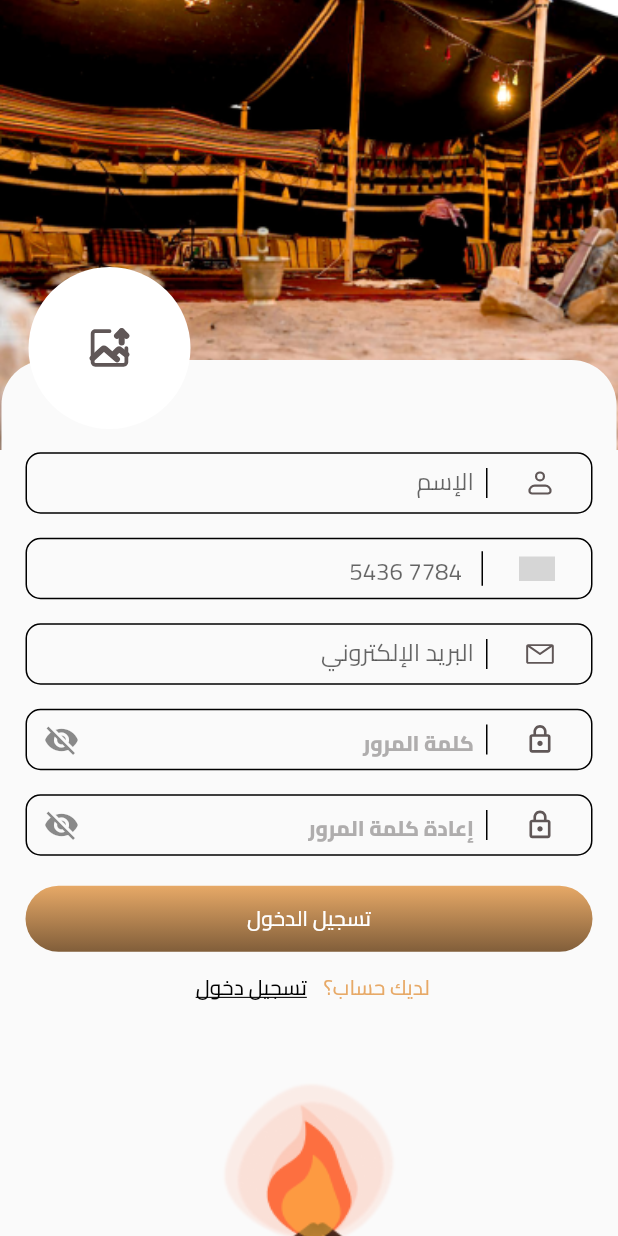
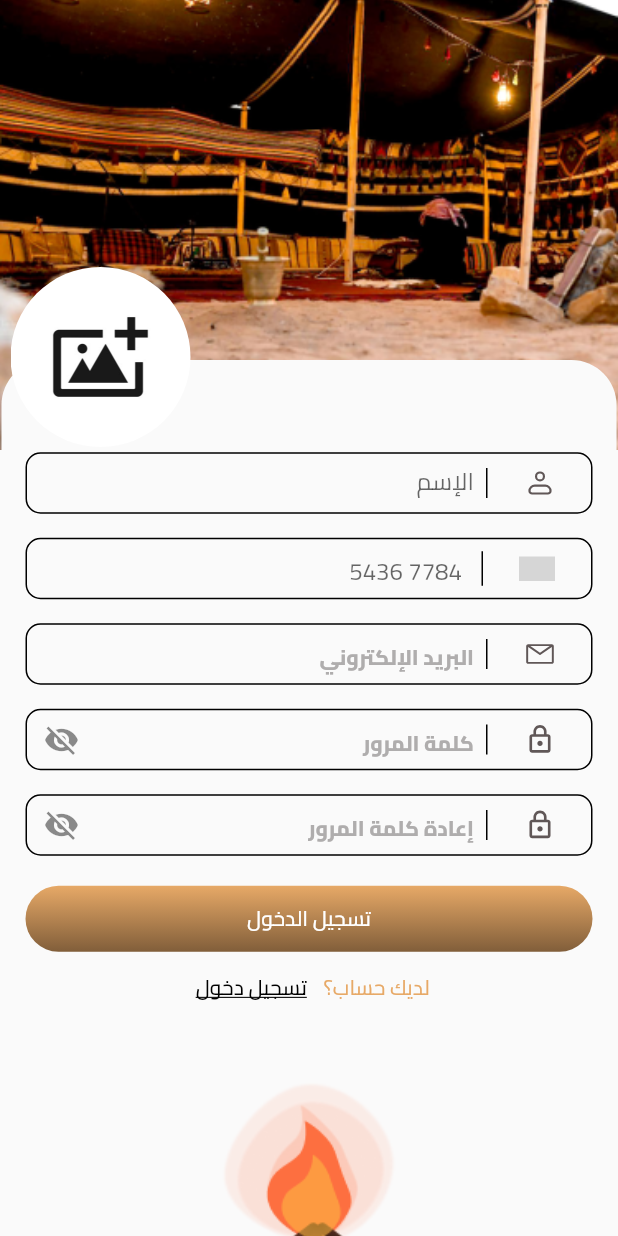
Before and after one commit to HossamBassem/al_anna, a Flutter app: the CreateAccount screen opened directly, on a phone screen of 412 x 824 dp. Run offline on Flutter 3.47's test engine with Material 2 defaults, Android fonts, the phone set to English and light mode, and no system bars; drawn by our look-alikes of country_code_picker; our stand-ins replace flutter_image_slideshow, flutter_svg, image_picker, percent_indicator, pin_code_fields; project files that could hold a hidden picture were left out; grey boxes are pictures that could not be loaded.

Commit message:
updates on ui

```diff
--- a/lib/CircleAvatar.dart
+++ b/lib/CircleAvatar.dart
@@ -1,14 +1,17 @@
 import 'package:flutter/material.dart';
-import 'package:flutter_svg/flutter_svg.dart';
+import 'dart:io';
 
 class CircleAvatarB extends StatelessWidget {
+  final ImageProvider<Object>? image; // Make image optional
+
+  CircleAvatarB({this.image});
+
   @override
   Widget build(BuildContext context) {
-    // TODO: implement build
     return CircleAvatar(
-      radius: 54,
-      backgroundColor: Colors.white,
-      child: SvgPicture.asset('assets/images/icon-park_upload-picture.svg'),
+      radius: 60,
+      backgroundImage: image ?? AssetImage('assets/images/upload.jpg'),
+      backgroundColor: Colors.transparent,
     );
   }
 }
--- a/lib/CustomCard.dart
+++ b/lib/CustomCard.dart
@@ -28,7 +28,7 @@ class CustomCard extends StatelessWidget {
         decoration: BoxDecoration(
           color: Colors.white,
           borderRadius: BorderRadius.circular(10),
-          border: Border.all(width: 1, color: Colors.black),
+          border: Border.all(width: 1, color: Color(0xff605757)),
         ),
         child: Card(
           elevation: 0,
--- a/lib/CustomContainer.dart
+++ b/lib/CustomContainer.dart
@@ -16,7 +16,7 @@ class CustomContainer extends StatelessWidget {
         width: double.infinity,
         decoration: ShapeDecoration(
           shape: UnderlineInputBorder(
-              borderSide: BorderSide(color: Color(0xffAFADAD))),
+              borderSide: BorderSide(color: Color(0xffDADADA), width: 1)),
         ),
         child: Padding(
           padding: const EdgeInsets.only(bottom: 16),
--- a/lib/Screens/CreateAccount.dart
+++ b/lib/Screens/CreateAccount.dart
@@ -1,3 +1,11 @@
+import 'dart:io';
+
+import 'package:flutter/material.dart';
+import 'package:image_picker/image_picker.dart';
+import 'package:path_provider/path_provider.dart';
+import 'package:path/path.dart' as path;
+
+// Import other necessary files
 import 'package:al_anna/CircleAvatar.dart';
 import 'package:al_anna/MyElevatedButton.dart';
 import 'package:al_anna/Screens/login.dart';
@@ -5,12 +13,29 @@ import 'package:al_anna/textField/EmailTextField.dart';
 import 'package:al_anna/textField/NameTextField.dart';
 import 'package:al_anna/textField/passwordTextField.dart';
 import 'package:al_anna/textField/phoneFormat.dart';
-import 'package:flutter/material.dart';
 
-class CreateAccount extends StatelessWidget {
+class CreateAccount extends StatefulWidget {
+  @override
+  State<CreateAccount> createState() => _CreateAccountState();
+}
+
+class _CreateAccountState extends State<CreateAccount> {
+  File? _selectedImage;
+
+  // Method to pick an image from the gallery
+  Future<void> _pickImage() async {
+    final picker = ImagePicker();
+    final pickedFile = await picker.pickImage(source: ImageSource.gallery);
+
+    if (pickedFile != null) {
+      setState(() {
+        _selectedImage = File(pickedFile.path);
+      });
+    }
+  }
+
   @override
   Widget build(BuildContext context) {
-    // TODO: implement build
     return Scaffold(
       body: SingleChildScrollView(
         child: Column(
@@ -20,7 +45,7 @@ class CreateAccount extends StatelessWidget {
               children: [
                 Container(height: 900),
                 Image.asset(
-                  'assets/images/qatar_tent.png', // Replace with your image URL or use AssetImage for local assets
+                  'assets/images/qatar_tent.png',
                   height: 300,
                   width: double.infinity,
                   fit: BoxFit.cover,
@@ -65,11 +90,6 @@ class CreateAccount extends StatelessWidget {
                               },
                               height: 53.4,
                               width: 300,
-                              /* gradient: LinearGradient(
-                                begin: Alignment.topCenter,
-                                end: Alignment.bottomCenter,
-                                colors: [Color(0xFFE7A967), Color(0xFF815E3A)],
-                              ),*/
                               child: Text(
                                 'تسجيل الدخول',
                                 style: TextStyle(fontSize: 14),
@@ -103,7 +123,7 @@ class CreateAccount extends StatelessWidget {
                             ),
                             SizedBox(height: 28),
                             Image.asset(
-                              'assets/images/Group 13.png', // Replace with your fire icon URL or use AssetImage for local assets
+                              'assets/images/Group 13.png',
                               height: 145,
                               width: 145,
                             ),
@@ -113,7 +133,19 @@ class CreateAccount extends StatelessWidget {
                     ),
                   ),
                 ),
-                Positioned(right: 285, top: 178, child: CircleAvatarB()),
+                Positioned(
+                  right: 285,
+                  top: 178,
+                  child: GestureDetector(
+                    onTap: _pickImage, // Call the image picker method
+                    child: CircleAvatarB(
+                      image: _selectedImage != null
+                          ? FileImage(
+                              _selectedImage!) // Display the selected image
+                          : null,
+                    ),
+                  ),
+                ),
               ],
             ),
           ],
--- a/lib/Screens/PasswordReset.dart
+++ b/lib/Screens/PasswordReset.dart
@@ -8,7 +8,8 @@ class PasswordReset extends StatelessWidget {
   Widget build(BuildContext context) {
     // TODO: implement build
     return Scaffold(
-      body: Center(
+      body: SingleChildScrollView(
+        child: Center(
           child: Column(
             children: [
               SizedBox(height: 74),
@@ -70,6 +71,7 @@ class PasswordReset extends StatelessWidget {
             ],
           ),
         ),
+      ),
     );
   }
 }
--- a/lib/main.dart
+++ b/lib/main.dart
@@ -2,13 +2,14 @@ import 'package:al_anna/AdminScreens/AddNewVote.dart';
 import 'package:al_anna/CircleAvatar.dart';
 import 'package:al_anna/CustomCard.dart';
 import 'package:al_anna/Screens/AnnualQatia.dart';
+import 'package:al_anna/Screens/CreateAccount.dart';
 import 'package:al_anna/Screens/CreateNewAnna.dart';
 import 'package:al_anna/Screens/HomePage.dart';
 import 'package:al_anna/Screens/JoinAnna.dart';
 import 'package:al_anna/Screens/MonthlyQatia.dart';
 import 'package:al_anna/Screens/OtpScreen.dart';
 import 'package:al_anna/Screens/PasswordReset.dart';
-import 'package:al_anna/Screens/RequestSentDialog.dart';
+import 'package:al_anna/Screens/CustomRequestSentDialog.dart';
 import 'package:al_anna/Screens/SetNewPassword.dart';
 import 'package:al_anna/AdminScreens/VoteForAdmin.dart';
 import 'package:al_anna/Screens/VoteForUsers.dart';
@@ -46,7 +47,7 @@ class MyApp extends StatelessWidget {
         // is not restarted.
         primarySwatch: Colors.blue,
       ),
-      home: HomePage(),
+      home: OtpScreen(),
       builder: (context, child) {
         return Directionality(textDirection: TextDirection.rtl, child: child!);
       },
--- a/lib/textField/EmailTextField.dart
+++ b/lib/textField/EmailTextField.dart
@@ -23,6 +23,10 @@ class EmailTextField extends StatelessWidget {
                 color: Colors.black,
               )),
           hintText: "البريد الإلكتروني",
+          hintStyle: TextStyle(
+              fontSize: 14,
+              fontWeight: FontWeight.w800,
+              color: Color(0xffAFADAD)),
           contentPadding: EdgeInsets.symmetric(vertical: 8),
           enabledBorder: OutlineInputBorder(
               borderRadius: BorderRadius.circular(10),
--- a/lib/textField/phoneFormat.dart
+++ b/lib/textField/phoneFormat.dart
@@ -1,5 +1,6 @@
 import 'package:flutter/material.dart';
 import 'package:country_code_picker/country_code_picker.dart';
+import 'package:flutter/services.dart';
 
 class CustomPhoneTextField extends StatefulWidget {
   final String? initialValue;
@@ -60,8 +61,14 @@ class _CustomPhoneTextFieldState extends State<CustomPhoneTextField> {
           ),
           Expanded(
             child: TextField(
+              maxLength: 8,
+              maxLengthEnforcement: MaxLengthEnforcement.enforced,
               controller: _phoneController,
               decoration: InputDecoration(
+                counterStyle: TextStyle(
+                  height: double.minPositive,
+                ),
+                counterText: '',
                 hintText: "7784 5436",
                 border: InputBorder.none,
                 contentPadding:
--- a/pubspec.yaml
+++ b/pubspec.yaml
@@ -39,6 +39,10 @@ dependencies:
   intl_phone_field: ^3.2.0
   country_code_picker: ^3.0.0
   pin_code_fields: ^7.3.0
+
+  image_picker: ^0.8.7+3
+  path_provider: ^2.0.11
+  path: ^1.8.2
 
 
   flutter_svg: ^2.0.5
```
Also changed, not shown: lib/Screens/CustomRequestSentDialog.dart (renamed from lib/Screens/RequestSentDialog.dart, +19 -12 lines), lib/Screens/HomePage.dart (+9 -6 lines), lib/Screens/JoinAnna.dart (+4 -3 lines), lib/Screens/OtpScreen.dart (+19 -20 lines), assets/images/upload.jpg (added), pubspec.lock, 7 other files. Lines whose indentation alone changed are shown as unchanged.
